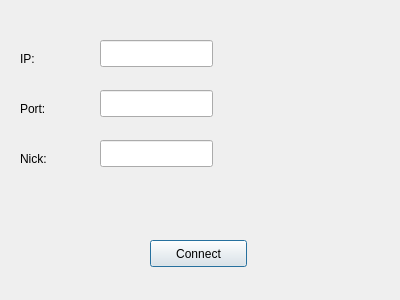
First picture: the form in phoneClient/dialog.ui, repository via/hw7, before the edit.
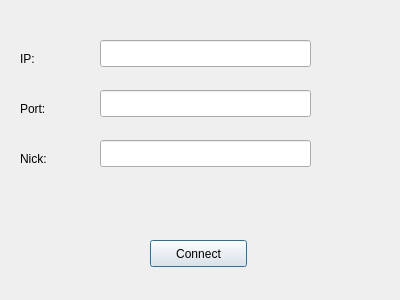
Second picture: the form after the edit.

Commit message: changed gui element variable names and created possibly-working menubar

The edit to the form file:
```diff
--- a/phoneClient/dialog.ui
+++ b/phoneClient/dialog.ui
@@ -50,7 +50,7 @@
     <rect>
      <x>100</x>
      <y>40</y>
-     <width>113</width>
+     <width>211</width>
      <height>27</height>
     </rect>
    </property>
@@ -73,7 +73,7 @@
     <rect>
      <x>100</x>
      <y>90</y>
-     <width>113</width>
+     <width>211</width>
      <height>27</height>
     </rect>
    </property>
@@ -96,7 +96,7 @@
     <rect>
      <x>100</x>
      <y>140</y>
-     <width>113</width>
+     <width>211</width>
      <height>27</height>
     </rect>
    </property>
```
Left out of the diff: 14 changed lines with no effect on the pictures.
